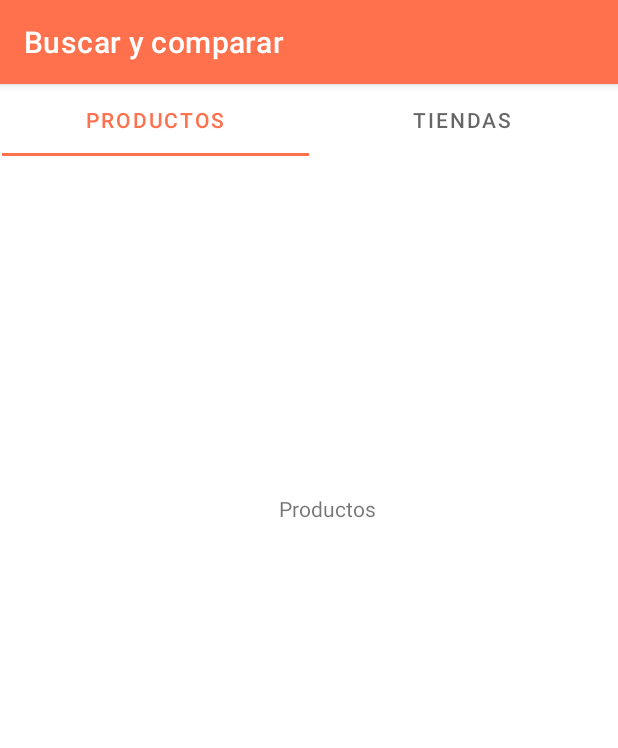
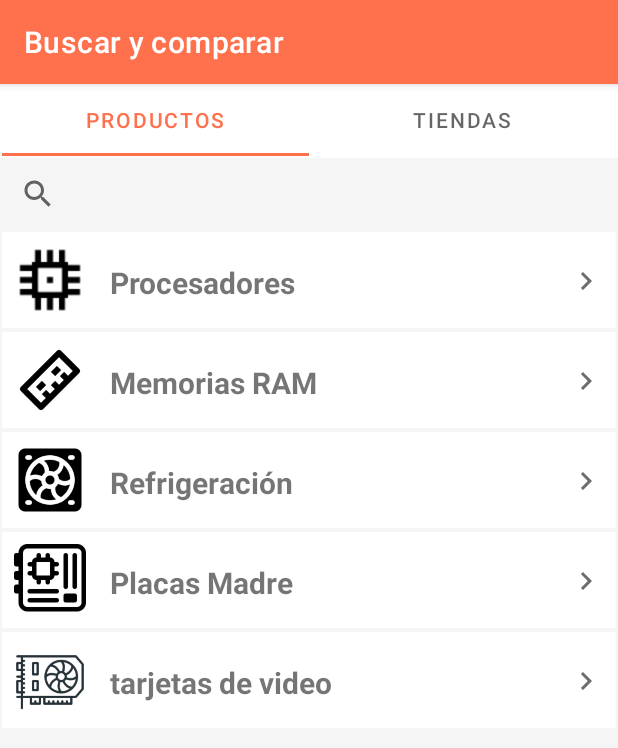
Before and after one commit to wilrivera/G7-YoTeAyudo, an Android app: the ProductosFragment screen opened directly, with no data from a screen before it, on a phone screen of 412 x 824 dp. Shown: the top 748 px of the screen. Run offline under Robolectric (Android 15) with nearby library versions, the light colour scheme and no system bars; Roboto replaces fonts that are not available here.

Commit message:
añadi pantallas de seccion buscar y comparar(productos y tiendas)

```diff
--- /dev/null
+++ b/app/src/main/java/com/yoteayudo/yoteayudo/MyAdapter.java
@@ -0,0 +1,54 @@
+package com.yoteayudo.yoteayudo;
+
+import android.view.LayoutInflater;
+import android.view.View;
+import android.view.ViewGroup;
+import android.widget.ImageView;
+import android.widget.TextView;
+
+import androidx.annotation.NonNull;
+import androidx.recyclerview.widget.RecyclerView;
+
+import java.util.ArrayList;
+
+public class MyAdapter  extends RecyclerView.Adapter<MyAdapter.myViewHolder> {
+    private ArrayList<MyModel> models;
+
+    public MyAdapter(ArrayList<MyModel> models) {
+        this.models = models;
+    }
+
+    @NonNull
+    @Override
+    public myViewHolder onCreateViewHolder(@NonNull ViewGroup parent, int viewType) {
+        View view = LayoutInflater.from(parent.getContext()).inflate(R.layout.rec_single_item_view, parent, false);
+
+
+        return new myViewHolder(view);
+    }
+
+    @Override
+    public void onBindViewHolder(@NonNull myViewHolder holder, int position) {
+        holder.imageView.setImageResource(models.get(position).getImageRes());
+        holder.Name.setText(models.get(position).getName());
+
+
+    }
+
+    @Override
+    public int getItemCount() {
+        return models.size();
+    }
+
+    class myViewHolder extends RecyclerView.ViewHolder{
+        ImageView imageView;
+        TextView Name;
+
+        public myViewHolder(@NonNull View itemView) {
+            super(itemView);
+            imageView = itemView.findViewById(R.id.imageView2);
+            Name = itemView.findViewById(R.id.tvProducto);
+
+        }
+    }
+}
--- /dev/null
+++ b/app/src/main/java/com/yoteayudo/yoteayudo/MyModel.java
@@ -0,0 +1,27 @@
+package com.yoteayudo.yoteayudo;
+
+public class MyModel {
+    Integer ImageRes;
+    String Name;
+
+    public MyModel(Integer imageRes, String name) {
+        ImageRes = imageRes;
+        Name = name;
+    }
+
+    public Integer getImageRes() {
+        return ImageRes;
+    }
+
+    public void setImageRes(Integer imageRes) {
+        ImageRes = imageRes;
+    }
+
+    public String getName() {
+        return Name;
+    }
+
+    public void setName(String name) {
+        Name = name;
+    }
+}
--- a/app/src/main/java/com/yoteayudo/yoteayudo/TiendasFragment.java
+++ b/app/src/main/java/com/yoteayudo/yoteayudo/TiendasFragment.java
@@ -3,10 +3,14 @@ package com.yoteayudo.yoteayudo;
 import android.os.Bundle;
 
 import androidx.fragment.app.Fragment;
+import androidx.recyclerview.widget.LinearLayoutManager;
+import androidx.recyclerview.widget.RecyclerView;
 
 import android.view.LayoutInflater;
 import android.view.View;
 import android.view.ViewGroup;
+
+import java.util.ArrayList;
 
 /**
  * A simple {@link Fragment} subclass.
@@ -19,6 +23,20 @@ public class TiendasFragment extends Fragment {
     public View onCreateView(LayoutInflater inflater, ViewGroup container,
                              Bundle savedInstanceState) {
         // Inflate the layout for this fragment
-        return inflater.inflate(R.layout.fragment_tiendas, container, false);
+        //return inflater.inflate(R.layout.fragment_tiendas, container, false);
+
+        View view = inflater.inflate(R.layout.fragment_productos, container, false);
+        RecyclerView recyclerView = view.findViewById(R.id.recyclerView);
+
+        LinearLayoutManager lmg = new LinearLayoutManager(getContext(),LinearLayoutManager.VERTICAL, false);
+        recyclerView.setLayoutManager(lmg);
+        ArrayList<MyModel> models = new ArrayList<>();{
+            models.add(new MyModel(R.drawable.sercoplus,"Sercoplus"));
+            models.add(new MyModel(R.drawable.totem_hardware,"Totem Hardware"));
+        }
+
+        MyAdapter myAdapter = new MyAdapter(models);
+        recyclerView.setAdapter(myAdapter);
+        return view;
     }
 }
--- a/app/src/main/java/com/yoteayudo/yoteayudo/ui/ProductosFragment.java
+++ b/app/src/main/java/com/yoteayudo/yoteayudo/ui/ProductosFragment.java
@@ -1,26 +1,51 @@
 package com.yoteayudo.yoteayudo.ui;
 
+import android.content.Intent;
 import android.os.Bundle;
 
 import androidx.fragment.app.Fragment;
+import androidx.recyclerview.widget.LinearLayoutManager;
+import androidx.recyclerview.widget.RecyclerView;
 
 import android.view.LayoutInflater;
 import android.view.View;
 import android.view.ViewGroup;
 
+import com.yoteayudo.yoteayudo.MyAdapter;
+import com.yoteayudo.yoteayudo.MyModel;
 import com.yoteayudo.yoteayudo.R;
+import com.yoteayudo.yoteayudo.RegistrarActivity;
 
-/**
- * A simple {@link Fragment} subclass.
- * Use the {@link ProductosFragment#newInstance} factory method to
- * create an instance of this fragment.
- */
+import java.util.ArrayList;
+
+
 public class ProductosFragment extends Fragment {
+    private RecyclerView recyclerView;
+
 
     @Override
     public View onCreateView(LayoutInflater inflater, ViewGroup container,
                              Bundle savedInstanceState) {
         // Inflate the layout for this fragment
-        return inflater.inflate(R.layout.fragment_productos, container, false);
+        //return inflater.inflate(R.layout.fragment_productos, container, false);
+        View view = inflater.inflate(R.layout.fragment_productos, container, false);
+        RecyclerView recyclerView = view.findViewById(R.id.recyclerView);
+
+        LinearLayoutManager lmg = new LinearLayoutManager(getContext(),LinearLayoutManager.VERTICAL, false);
+        recyclerView.setLayoutManager(lmg);
+        ArrayList<MyModel> models = new ArrayList<>();{
+            models.add(new MyModel(R.drawable.ic_procesador,"Procesadores"));
+            models.add(new MyModel(R.drawable.ic_ram,"Memorias RAM"));
+            models.add(new MyModel(R.drawable.ic_air_cooling,"Refrigeración"));
+            models.add(new MyModel(R.drawable.ic_mobo,"Placas Madre"));
+            models.add(new MyModel(R.drawable.ic_video_tarjeta,"tarjetas de video"));
+        }
+
+        MyAdapter myAdapter = new MyAdapter(models);
+        recyclerView.setAdapter(myAdapter);
+        return view;
+
     }
+
+
 }
--- /dev/null
+++ b/app/src/main/res/drawable/ic_computadora.xml
@@ -0,0 +1,10 @@
+<vector xmlns:android="http://schemas.android.com/apk/res/android"
+    android:width="24dp"
+    android:height="24dp"
+    android:viewportWidth="24"
+    android:viewportHeight="24"
+    android:tint="?attr/colorControlNormal">
+  <path
+      android:fillColor="@android:color/white"
+      android:pathData="M20,18c1.1,0 1.99,-0.9 1.99,-2L22,6c0,-1.1 -0.9,-2 -2,-2H4c-1.1,0 -2,0.9 -2,2v10c0,1.1 0.9,2 2,2H0v2h24v-2h-4zM4,6h16v10H4V6z"/>
+</vector>
--- /dev/null
+++ b/app/src/main/res/drawable/ic_next.xml
@@ -0,0 +1,5 @@
+<vector android:height="24dp" android:tint="#6D6C6C"
+    android:viewportHeight="24" android:viewportWidth="24"
+    android:width="24dp" xmlns:android="http://schemas.android.com/apk/res/android">
+    <path android:fillColor="@android:color/white" android:pathData="M10,6L8.59,7.41 13.17,12l-4.58,4.59L10,18l6,-6z"/>
+</vector>
--- a/app/src/main/res/layout/fragment_productos.xml
+++ b/app/src/main/res/layout/fragment_productos.xml
@@ -4,17 +4,24 @@
     xmlns:tools="http://schemas.android.com/tools"
     android:layout_width="match_parent"
     android:layout_height="match_parent"
-    android:paddingLeft="10dp"
-    android:paddingRight="10dp"
+    android:background="#f5f5f5f5"
     tools:context=".ui.ProductosFragment">
 
-    <TextView
-        android:id="@+id/textView34"
-        android:layout_width="wrap_content"
+    <SearchView
+        android:id="@+id/searchView"
+        android:layout_width="409dp"
         android:layout_height="wrap_content"
-        android:layout_marginStart="176dp"
-        android:layout_marginTop="224dp"
-        android:text="Productos"
+        android:queryHint="Buscar..."
+        app:layout_constraintEnd_toEndOf="parent"
+        app:layout_constraintHorizontal_bias="0.5"
         app:layout_constraintStart_toStartOf="parent"
         app:layout_constraintTop_toTopOf="parent" />
+
+    <androidx.recyclerview.widget.RecyclerView
+        android:id="@+id/recyclerView"
+        android:layout_width="409dp"
+        android:layout_height="wrap_content"
+        app:layout_constraintEnd_toEndOf="parent"
+        app:layout_constraintStart_toStartOf="parent"
+        app:layout_constraintTop_toBottomOf="@+id/searchView" />
 </androidx.constraintlayout.widget.ConstraintLayout>
--- a/app/src/main/res/layout/fragment_tiendas.xml
+++ b/app/src/main/res/layout/fragment_tiendas.xml
@@ -4,15 +4,24 @@
     xmlns:tools="http://schemas.android.com/tools"
     android:layout_width="match_parent"
     android:layout_height="match_parent"
-    tools:context=".TiendasFragment" >
+    android:background="#f5f5f5f5"
+    tools:context=".ui.ProductosFragment">
 
-    <TextView
-        android:id="@+id/textView5"
-        android:layout_width="wrap_content"
+    <SearchView
+        android:id="@+id/searchView"
+        android:layout_width="409dp"
         android:layout_height="wrap_content"
-        android:layout_marginStart="176dp"
-        android:layout_marginTop="224dp"
-        android:text="Tiendas"
+        android:queryHint="Buscar..."
+        app:layout_constraintEnd_toEndOf="parent"
+        app:layout_constraintHorizontal_bias="0.5"
         app:layout_constraintStart_toStartOf="parent"
         app:layout_constraintTop_toTopOf="parent" />
+
+    <androidx.recyclerview.widget.RecyclerView
+        android:id="@+id/recyclerView"
+        android:layout_width="409dp"
+        android:layout_height="wrap_content"
+        app:layout_constraintEnd_toEndOf="parent"
+        app:layout_constraintStart_toStartOf="parent"
+        app:layout_constraintTop_toBottomOf="@+id/searchView" />
 </androidx.constraintlayout.widget.ConstraintLayout>
--- /dev/null
+++ b/app/src/main/res/layout/rec_single_item_view.xml
@@ -0,0 +1,48 @@
+<?xml version="1.0" encoding="utf-8"?>
+<androidx.constraintlayout.widget.ConstraintLayout xmlns:android="http://schemas.android.com/apk/res/android"
+    xmlns:app="http://schemas.android.com/apk/res-auto"
+    xmlns:tools="http://schemas.android.com/tools"
+    android:layout_width="match_parent"
+    android:layout_height="wrap_content"
+    android:layout_marginTop="1dp"
+    android:layout_marginBottom="1dp"
+    android:background="#Ffffff"
+    android:padding="8dp">
+
+    <ImageView
+        android:id="@+id/imageView2"
+        android:layout_width="48dp"
+        android:layout_height="48dp"
+        app:layout_constraintBottom_toBottomOf="parent"
+        app:layout_constraintEnd_toEndOf="parent"
+        app:layout_constraintHorizontal_bias="0.0"
+        app:layout_constraintStart_toStartOf="parent"
+        app:layout_constraintTop_toTopOf="parent"
+        app:layout_constraintVertical_bias="0.538"
+        app:srcCompat="@drawable/ic_computadora" />
+
+    <TextView
+        android:id="@+id/tvProducto"
+        android:layout_width="0dp"
+        android:layout_height="wrap_content"
+        android:layout_marginStart="16dp"
+        android:layout_marginTop="12dp"
+        android:layout_marginEnd="5dp"
+        android:text="TextView"
+        android:textSize="20sp"
+        android:textStyle="bold"
+        app:layout_constraintEnd_toStartOf="@+id/imageView3"
+        app:layout_constraintHorizontal_bias="0.0"
+        app:layout_constraintStart_toEndOf="@+id/imageView2"
+        app:layout_constraintTop_toTopOf="@+id/imageView2" />
+
+    <ImageView
+        android:id="@+id/imageView3"
+        android:layout_width="wrap_content"
+        android:layout_height="wrap_content"
+        app:layout_constraintBottom_toBottomOf="parent"
+        app:layout_constraintEnd_toEndOf="parent"
+        app:layout_constraintTop_toTopOf="parent"
+        app:layout_constraintVertical_bias="0.53"
+        app:srcCompat="@drawable/ic_next"/>
+</androidx.constraintlayout.widget.ConstraintLayout>
```
Also changed, not shown: app/src/main/res/drawable/ic_air_cooling.png (added), app/src/main/res/drawable/ic_mobo.png (added), app/src/main/res/drawable/ic_procesador.png (added), app/src/main/res/drawable/ic_ram.png (added), app/src/main/res/drawable/ic_video_tarjeta.png (added), app/src/main/res/drawable/sercoplus.png (added), app/src/main/res/drawable/totem_hardware.png (added).
